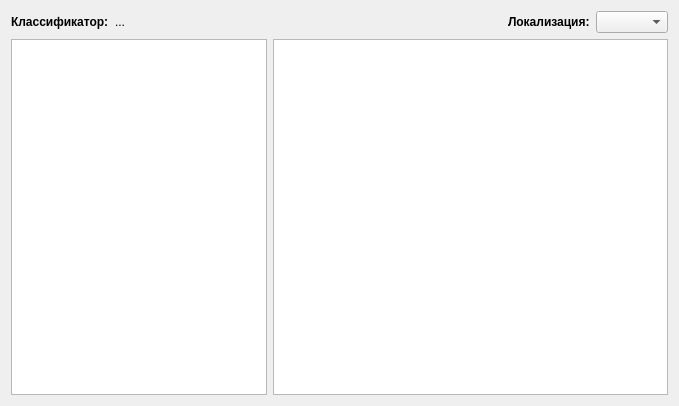
yog-muskrat/libmap2, file libs/libmap2/rscviewer.ui: the form before one commit.
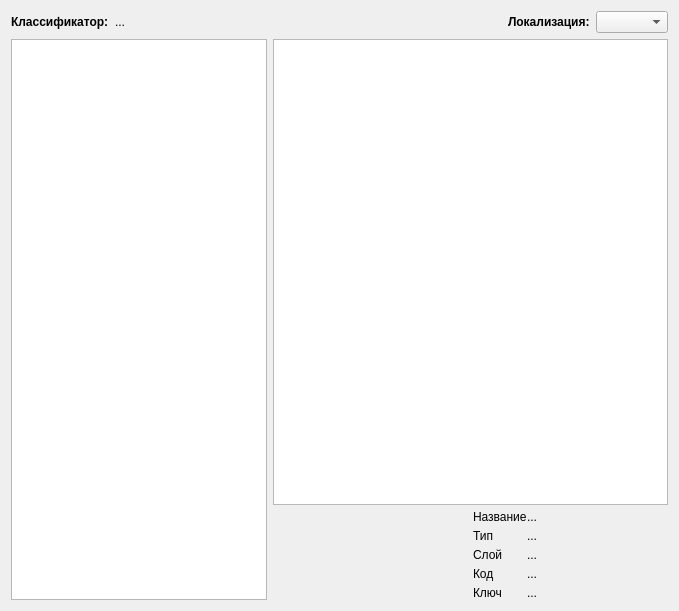
The form after the commit.

Patch:
```diff
--- a/libs/libmap2/rscviewer.ui
+++ b/libs/libmap2/rscviewer.ui
@@ -7,7 +7,7 @@
     <x>0</x>
     <y>0</y>
     <width>679</width>
-    <height>406</height>
+    <height>611</height>
    </rect>
   </property>
   <property name="windowTitle">
@@ -79,7 +79,18 @@
       </widget>
      </item>
      <item>
+      <layout class="QVBoxLayout" name="verticalLayout_2">
+       <property name="spacing">
+        <number>5</number>
+       </property>
+       <item>
       <widget class="QListView" name="objectsList">
+         <property name="sizePolicy">
+          <sizepolicy hsizetype="Expanding" vsizetype="Expanding">
+           <horstretch>0</horstretch>
+           <verstretch>1</verstretch>
+          </sizepolicy>
+         </property>
        <property name="font">
         <font>
          <pointsize>9</pointsize>
@@ -116,6 +127,116 @@
         <bool>true</bool>
        </property>
       </widget>
+       </item>
+       <item>
+        <widget class="QWidget" name="widget" native="true">
+         <property name="sizePolicy">
+          <sizepolicy hsizetype="Preferred" vsizetype="Preferred">
+           <horstretch>2</horstretch>
+           <verstretch>0</verstretch>
+          </sizepolicy>
+         </property>
+         <layout class="QHBoxLayout" name="horizontalLayout_3">
+          <property name="spacing">
+           <number>5</number>
+          </property>
+          <property name="margin">
+           <number>0</number>
+          </property>
+          <item>
+           <widget class="QLabel" name="lblIcon">
+            <property name="sizePolicy">
+             <sizepolicy hsizetype="Preferred" vsizetype="Preferred">
+              <horstretch>0</horstretch>
+              <verstretch>0</verstretch>
+             </sizepolicy>
+            </property>
+            <property name="text">
+             <string/>
+            </property>
+           </widget>
+          </item>
+          <item>
+           <layout class="QFormLayout" name="formLayout_2">
+            <property name="horizontalSpacing">
+             <number>0</number>
+            </property>
+            <item row="0" column="0">
+             <widget class="QLabel" name="label_2">
+              <property name="text">
+               <string>Название</string>
+              </property>
+             </widget>
+            </item>
+            <item row="1" column="0">
+             <widget class="QLabel" name="label_3">
+              <property name="text">
+               <string>Тип</string>
+              </property>
+             </widget>
+            </item>
+            <item row="2" column="0">
+             <widget class="QLabel" name="label_4">
+              <property name="text">
+               <string>Слой</string>
+              </property>
+             </widget>
+            </item>
+            <item row="3" column="0">
+             <widget class="QLabel" name="label_5">
+              <property name="text">
+               <string>Код</string>
+              </property>
+             </widget>
+            </item>
+            <item row="4" column="0">
+             <widget class="QLabel" name="label_6">
+              <property name="text">
+               <string>Ключ</string>
+              </property>
+             </widget>
+            </item>
+            <item row="0" column="1">
+             <widget class="QLabel" name="lblName">
+              <property name="text">
+               <string>...</string>
+              </property>
+             </widget>
+            </item>
+            <item row="1" column="1">
+             <widget class="QLabel" name="lblType">
+              <property name="text">
+               <string>...</string>
+              </property>
+             </widget>
+            </item>
+            <item row="2" column="1">
+             <widget class="QLabel" name="lblLayer">
+              <property name="text">
+               <string>...</string>
+              </property>
+             </widget>
+            </item>
+            <item row="3" column="1">
+             <widget class="QLabel" name="lblKod">
+              <property name="text">
+               <string>...</string>
+              </property>
+             </widget>
+            </item>
+            <item row="4" column="1">
+             <widget class="QLabel" name="lblKey">
+              <property name="text">
+               <string>...</string>
+              </property>
+             </widget>
+            </item>
+           </layout>
+          </item>
+         </layout>
+        </widget>
+       </item>
+      </layout>
      </item>
     </layout>
    </item>
```
Lines whose indentation alone changed are shown as unchanged.
